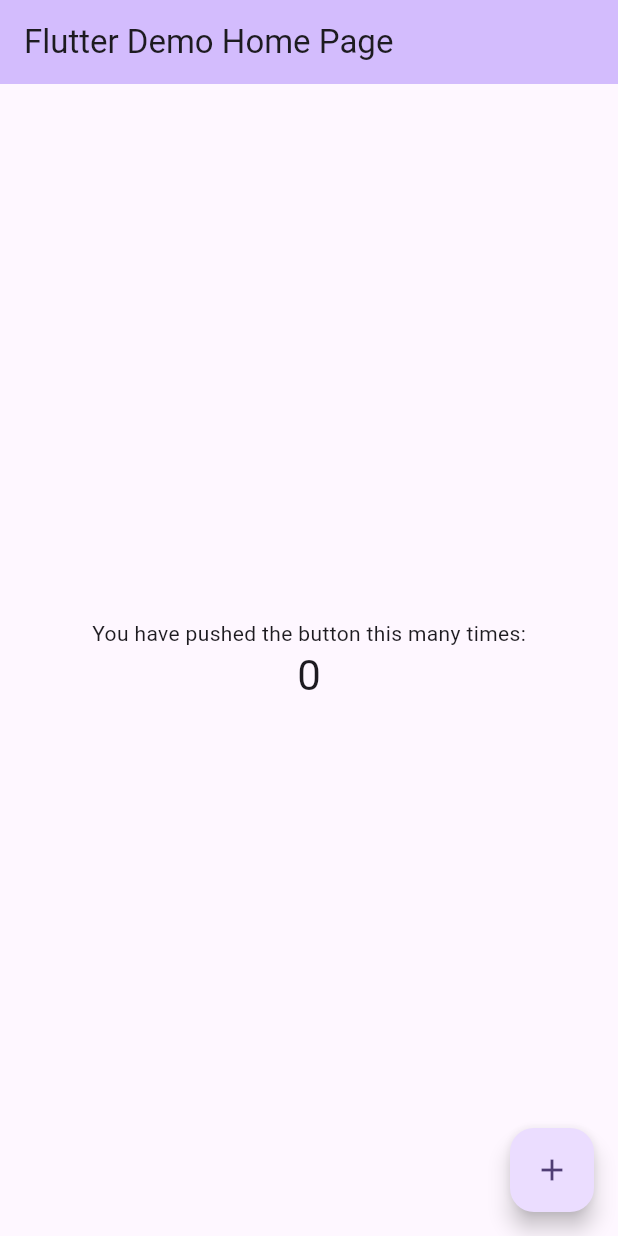
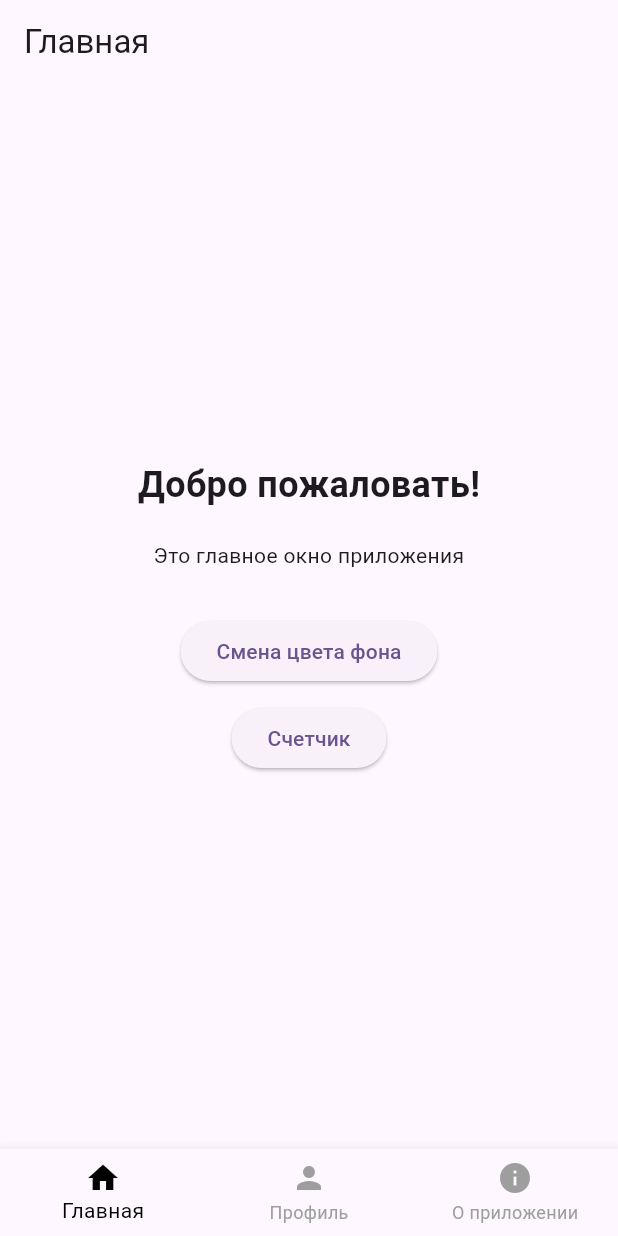
Before and after one commit to Voldemar-exe/rkmp_learn_flutter, a Flutter app: the screen it shows after launch, on a phone screen of 412 x 824 dp. Run offline on Flutter 3.47's test engine with Material 3 defaults, Android fonts, the phone set to English and light mode, and no system bars.

Commit message:
pract3: create 5 screens

```diff
--- /dev/null
+++ b/lib/home/home_screen.dart
@@ -0,0 +1,54 @@
+import 'package:flutter/material.dart';
+
+import '../color_changer/color_changer_screen.dart';
+import '../counter/counter_screen.dart';
+
+class HomeScreen extends StatelessWidget {
+  const HomeScreen({super.key});
+
+  @override
+  Widget build(BuildContext context) {
+    return Center(
+      child: Padding(
+        padding: const EdgeInsets.all(16.0),
+        child: Column(
+          mainAxisAlignment: MainAxisAlignment.center,
+          children: [
+            const Text(
+              'Добро пожаловать!',
+              style: TextStyle(
+                fontSize: 24,
+                fontWeight: FontWeight.bold,
+              ),
+            ),
+            const SizedBox(height: 20),
+            const Text(
+              'Это главное окно приложения',
+              textAlign: TextAlign.center,
+            ),
+            const SizedBox(height: 30),
+            ElevatedButton(
+              onPressed: () {
+                Navigator.push(
+                  context,
+                  MaterialPageRoute(builder: (context) => ColorChangerScreen()),
+                );
+              },
+              child: Text('Смена цвета фона'),
+            ),
+            SizedBox(height: 10),
+            ElevatedButton(
+              onPressed: () {
+                Navigator.push(
+                  context,
+                  MaterialPageRoute(builder: (context) => CounterScreen()),
+                );
+              },
+              child: Text('Счетчик'),
+            ),
+          ],
+        ),
+      ),
+    );
+  }
+}
--- a/lib/main.dart
+++ b/lib/main.dart
@@ -1,11 +1,12 @@
 import 'package:flutter/material.dart';
+import 'my_app.dart';
 
 void main() {
   runApp(const MyApp());
 }
 
-class MyApp extends StatelessWidget {
-  const MyApp({super.key});
+/*class MyApp2 extends StatelessWidget {
+  const MyApp2({super.key});
 
   // This widget is the root of your application.
   @override
@@ -54,19 +55,6 @@
 }
 
 class _MyHomePageState extends State<MyHomePage> {
-  int _counter = 0;
-
-  void _incrementCounter() {
-    setState(() {
-      // This call to setState tells the Flutter framework that something has
-      // changed in this State, which causes it to rerun the build method below
-      // so that the display can reflect the updated values. If we changed
-      // _counter without calling setState(), then the build method would not be
-      // called again, and so nothing would appear to happen.
-      _counter++;
-    });
-  }
-
   @override
   Widget build(BuildContext context) {
     // This method is rerun every time setState is called, for instance as done
@@ -104,19 +92,18 @@
           // wireframe for each widget.
           mainAxisAlignment: MainAxisAlignment.center,
           children: <Widget>[
-            const Text('You have pushed the button this many times:'),
             Text(
-              '$_counter',
-              style: Theme.of(context).textTheme.headlineMedium,
+              'ФИО: Нилов Владимир Владимирович',
+            ),
+            Text(
+              'Группа: ИКБО-06-22',
+            ),
+            Text(
+              'Студенческий билет: 22И1745',
             ),
           ],
         ),
-      ),
-      floatingActionButton: FloatingActionButton(
-        onPressed: _incrementCounter,
-        tooltip: 'Increment',
-        child: const Icon(Icons.add),
       ), // This trailing comma makes auto-formatting nicer for build methods.
     );
   }
-}
+}*/
--- /dev/null
+++ b/lib/main_screen.dart
@@ -0,0 +1,69 @@
+import 'package:flutter/material.dart';
+import 'profile/profile_screen.dart';
+import 'about/about_screen.dart';
+import 'home/home_screen.dart';
+
+class MainScreen extends StatefulWidget {
+  const MainScreen({super.key});
+
+  @override
+  State<MainScreen> createState() => _MainScreenState();
+}
+
+class _MainScreenState extends State<MainScreen> {
+  int _currentIndex = 0;
+  final List<Widget> _screens = [
+    const HomeScreen(),
+    const ProfileScreen(),
+    const AboutScreen(),
+  ];
+
+  void _changeScreen(int index) {
+    setState(() {
+      _currentIndex = index;
+    });
+  }
+
+  @override
+  Widget build(BuildContext context) {
+    return Scaffold(
+      appBar: AppBar(
+        title: Text(_getAppBarTitle(_currentIndex)),
+      ),
+      body: _screens[_currentIndex],
+      bottomNavigationBar: BottomNavigationBar(
+        currentIndex: _currentIndex,
+        onTap: _changeScreen,
+        selectedItemColor: Colors.black,
+        unselectedItemColor: Colors.grey,
+        items: const [
+          BottomNavigationBarItem(
+            icon: Icon(Icons.home),
+            label: 'Главная',
+          ),
+          BottomNavigationBarItem(
+            icon: Icon(Icons.person),
+            label: 'Профиль',
+          ),
+          BottomNavigationBarItem(
+            icon: Icon(Icons.info),
+            label: 'О приложении',
+          ),
+        ],
+      ),
+    );
+  }
+
+  String _getAppBarTitle(int index) {
+    switch (index) {
+      case 0:
+        return 'Главная';
+      case 1:
+        return 'Профиль';
+      case 2:
+        return 'О приложении';
+      default:
+        return 'Практическая работа 3';
+    }
+  }
+}
--- /dev/null
+++ b/lib/my_app.dart
@@ -0,0 +1,18 @@
+import 'package:flutter/material.dart';
+
+import 'main_screen.dart';
+
+class MyApp extends StatelessWidget {
+  const MyApp({super.key});
+
+  @override
+  Widget build(BuildContext context) {
+    return MaterialApp(
+      title: 'Практическая работа 3',
+      theme: ThemeData(
+        colorScheme: ColorScheme.fromSeed(seedColor: Colors.deepPurple),
+      ),
+      home: const MainScreen(),
+    );
+  }
+}
```
Also changed, not shown: lib/about/about_screen.dart (added, +46 -0 lines), lib/color_changer/color_changer_screen.dart (added, +100 -0 lines), lib/counter/counter_screen.dart (added, +112 -0 lines), lib/profile/profile_screen.dart (added, +60 -0 lines), 1 other file.
